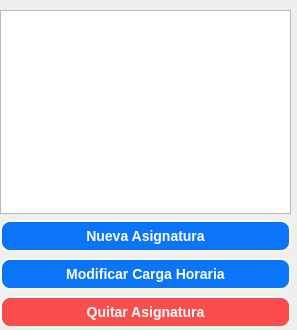
Qt form subjectsdialog.ui (Santiago-Pinto/colorcraft) before a commit.
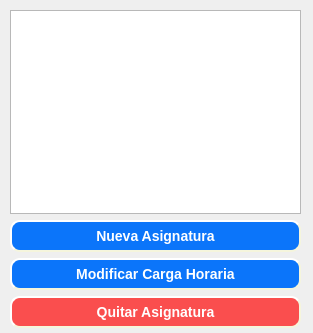
The same form after that commit.

Diff of the .ui file:
```diff
--- a/subjectsdialog.ui
+++ b/subjectsdialog.ui
@@ -9,8 +9,8 @@
    <rect>
     <x>0</x>
     <y>0</y>
-    <width>297</width>
-    <height>330</height>
+    <width>313</width>
+    <height>333</height>
    </rect>
   </property>
   <property name="windowTitle">
@@ -19,7 +19,7 @@
   <widget class="QWidget" name="layoutWidget">
    <property name="geometry">
     <rect>
-     <x>0</x>
+     <x>10</x>
      <y>10</y>
      <width>291</width>
      <height>318</height>
```
